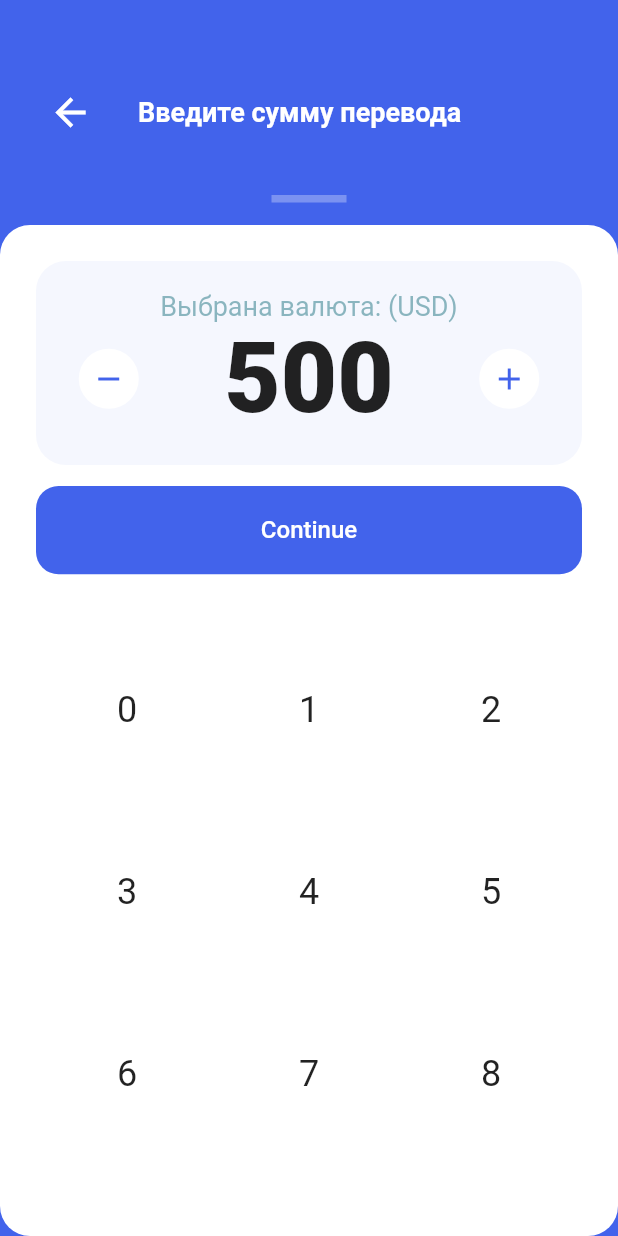
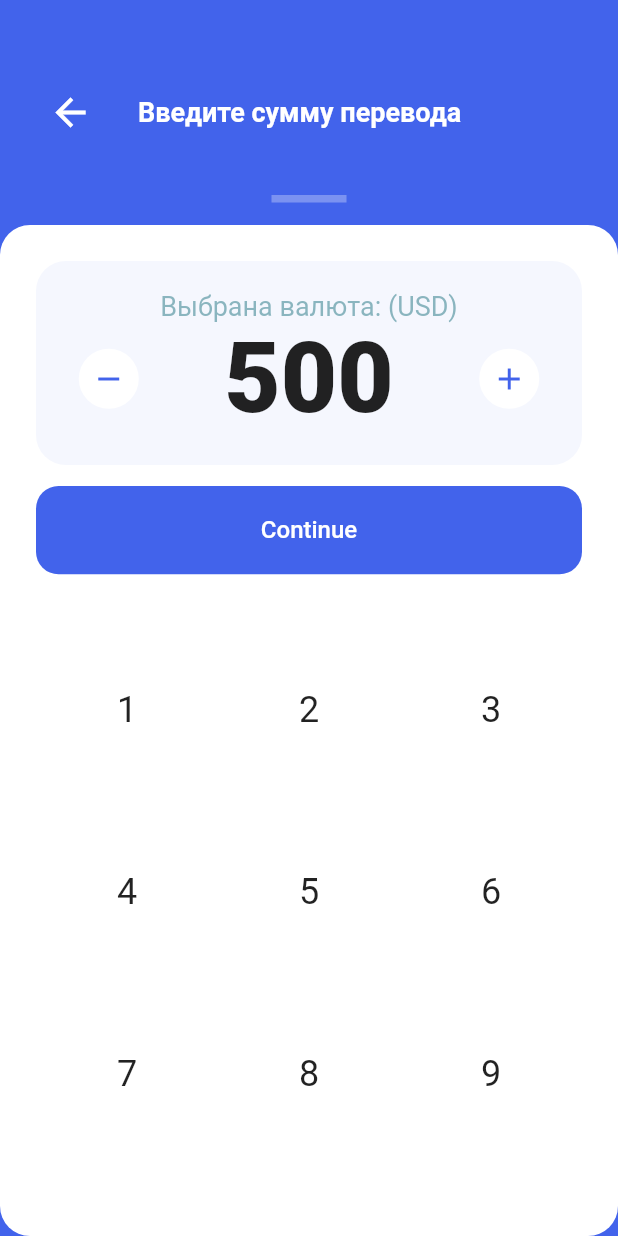
Before and after one commit to AsliddinToshtemirov/anobanko, a Flutter app: the ListOfCurricies screen opened directly, after a tap on "RUB", on a phone screen of 412 x 824 dp. Run offline on Flutter 3.47's test engine with Material 2 defaults, Android fonts, the phone set to English and light mode, and no system bars.

Commit message:
buttons added

```diff
--- /dev/null
+++ b/lib/model/numbers.dart
@@ -0,0 +1 @@
+List numbers = [1, 2, 3, 4, 5, 6, 7, 8, 9, ".", 0, "X"];
--- a/lib/view/screens/list_currinces.dart
+++ b/lib/view/screens/list_currinces.dart
@@ -1,5 +1,7 @@
 import 'package:anobanko/common/colors.dart';
+import 'package:anobanko/model/numbers.dart';
 import 'package:anobanko/view/widgets/button.dart';
+import 'package:anobanko/view/widgets/keybord_button.dart';
 import 'package:flutter/material.dart';
 
 class ListOfCurricies extends StatelessWidget {
@@ -218,17 +220,11 @@ class ListOfCurricies extends StatelessWidget {
                                                       itemBuilder:
                                                           (BuildContext context,
                                                               int index) {
-                                                        return Container(
-                                                          child: Center(
-                                                            child: Text(
-                                                              index.toString(),
-                                                              style:
-                                                                  const TextStyle(
-                                                                      fontSize:
-                                                                          24),
-                                                            ),
-                                                          ),
-                                                        );
+                                                        return Mybutton(
+                                                            child:
+                                                                numbers[index]
+                                                                    .toString(),
+                                                            onTap: () {});
                                                       },
                                                     ),
                                                   )
--- /dev/null
+++ b/lib/view/widgets/keybord_button.dart
@@ -0,0 +1,40 @@
+import 'package:flutter/material.dart';
+
+// ignore: must_be_immutable
+class Mybutton extends StatefulWidget {
+  final String child;
+  final VoidCallback onTap;
+
+  const Mybutton({
+    Key? key,
+    required this.child,
+    required this.onTap,
+  }) : super(key: key);
+
+  @override
+  State<Mybutton> createState() => _MybuttonState();
+}
+
+class _MybuttonState extends State<Mybutton> {
+  var buttonColor = const Color.fromARGB(255, 255, 255, 255);
+
+  @override
+  Widget build(BuildContext context) {
+    return Padding(
+      padding: const EdgeInsets.all(3.0),
+      child: GestureDetector(
+        onTap: widget.onTap,
+        child: Container(
+          decoration: BoxDecoration(
+              color: buttonColor, borderRadius: BorderRadius.circular(30)),
+          child: Center(
+            child: Text(widget.child,
+                style: TextStyle(
+                  fontSize: 24,
+                )),
+          ),
+        ),
+      ),
+    );
+  }
+}
```
